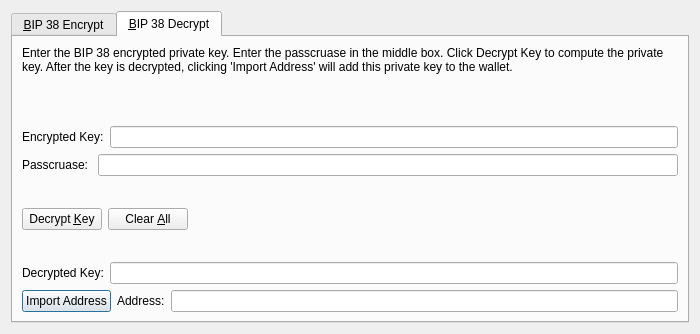
Qt form src/qt/forms/bip38tooldialog.ui (curiumofficial/curium) before a commit.
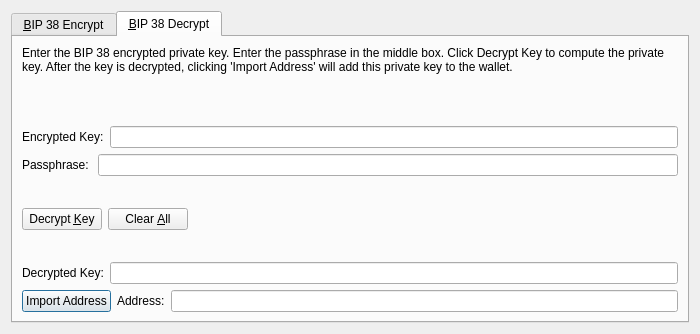
The same form after that commit. Icons and pictures are not drawn. Custom widgets are drawn as their Qt base class.

Patch:
```diff
--- a/src/qt/forms/bip38tooldialog.ui
+++ b/src/qt/forms/bip38tooldialog.ui
@@ -255,7 +255,7 @@
        <item>
         <widget class="QLabel" name="infoLabel_DEC">
          <property name="text">
-          <string>Enter the BIP 38 encrypted private key. Enter the passcruase in the middle box. Click Decrypt Key to compute the private key. After the key is decrypted, clicking 'Import Address' will add this private key to the wallet.</string>
+          <string>Enter the BIP 38 encrypted private key. Enter the passphrase in the middle box. Click Decrypt Key to compute the private key. After the key is decrypted, clicking 'Import Address' will add this private key to the wallet.</string>
          </property>
          <property name="textFormat">
           <enum>Qt::PlainText</enum>
@@ -291,7 +291,7 @@
          <item>
           <widget class="QLabel" name="label">
            <property name="text">
-            <string>Passcruase: </string>
+            <string>Passphrase: </string>
            </property>
           </widget>
          </item>
```
Left out of the diff: 8 changed lines with no effect on the pictures.
